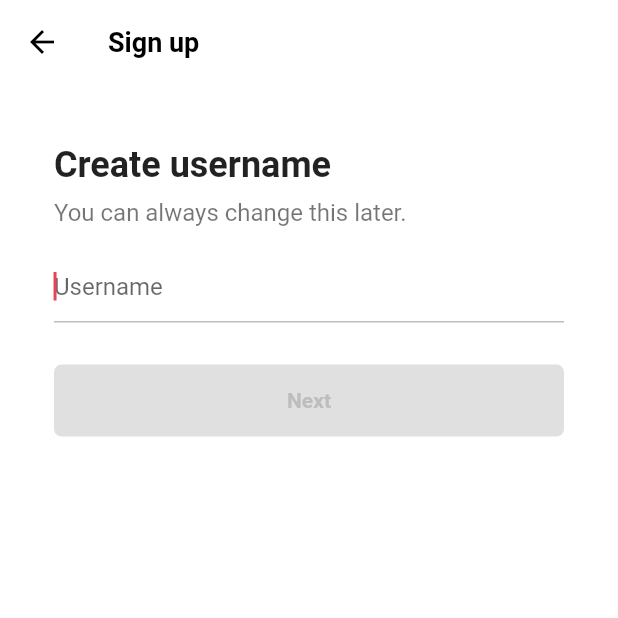
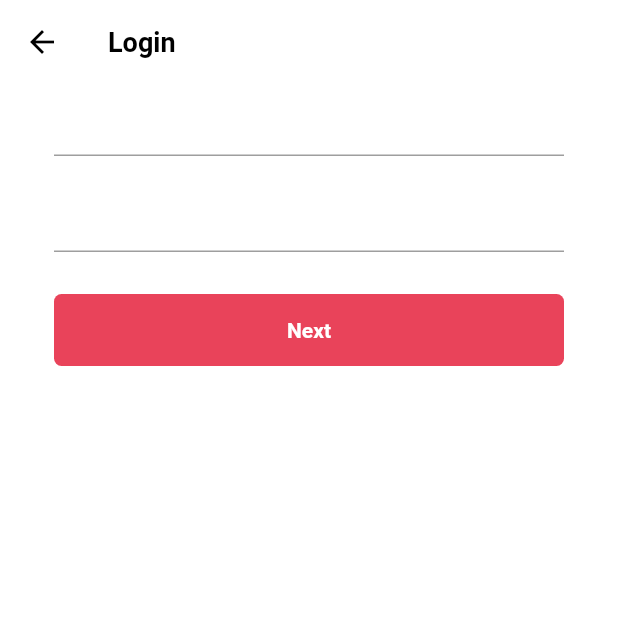
Before and after one commit to shinung-han/nomad_tiktok_clone, a Flutter app: the LoginScreen screen opened directly, after a tap on "Use email & password", on a phone screen of 412 x 824 dp, the top half of it. Run offline on Flutter 3.47's test engine with Material 2 defaults, Android fonts, the phone set to English and light mode, and no system bars; our stand-ins replace font_awesome_flutter.

Commit message:
#4.9 Login Form ing..

```diff
--- a/lib/features/authentication/login_screen.dart
+++ b/lib/features/authentication/login_screen.dart
@@ -3,6 +3,7 @@ import 'package:font_awesome_flutter/font_awesome_flutter.dart';
 import 'package:tiktok_clone/constants/gaps.dart';
 import 'package:tiktok_clone/constants/sizes.dart';
 import 'package:tiktok_clone/features/authentication/widgets/auth_button.dart';
+import 'package:tiktok_clone/features/authentication/widgets/login_form_screen.dart';
 import 'package:tiktok_clone/features/authentication/widgets/username_screen.dart';
 
 class LoginScreen extends StatelessWidget {
@@ -12,10 +13,10 @@ class LoginScreen extends StatelessWidget {
     Navigator.of(context).pop();
   }
 
-  void _onEmailTap(BuildContext context) {
+  void _onEmailLoginTap(BuildContext context) {
     Navigator.of(context).push(
       MaterialPageRoute(
-        builder: (_) => const UsernameScreen(),
+        builder: (_) => const LoginFormScreen(),
       ),
     );
   }
@@ -59,7 +60,7 @@ class LoginScreen extends StatelessWidget {
               AuthButton(
                 icon: const FaIcon(FontAwesomeIcons.user),
                 text: 'Use email & password',
-                onTap: _onEmailTap,
+                onTap: _onEmailLoginTap,
               ),
               Gaps.v16,
               AuthButton(
--- a/lib/features/authentication/widgets/birthday_screen.dart
+++ b/lib/features/authentication/widgets/birthday_screen.dart
@@ -2,8 +2,8 @@ import 'package:flutter/cupertino.dart';
 import 'package:flutter/material.dart';
 import 'package:tiktok_clone/constants/gaps.dart';
 import 'package:tiktok_clone/constants/sizes.dart';
-import 'package:tiktok_clone/features/authentication/widgets/email_screen.dart';
 import 'package:tiktok_clone/features/authentication/widgets/form_button.dart';
+import 'package:tiktok_clone/features/onboarding/interests_screen.dart';
 
 class BirthdayScreen extends StatefulWidget {
   const BirthdayScreen({super.key});
@@ -31,7 +31,7 @@ class _UsernameScreenState extends State<BirthdayScreen> {
   void _onNextTap() {
     Navigator.of(context).push(
       MaterialPageRoute(
-        builder: (_) => const EmailScreen(),
+        builder: (_) => const InterestsScreen(),
       ),
     );
   }
@@ -105,7 +105,10 @@ class _UsernameScreenState extends State<BirthdayScreen> {
           height: 300,
           child: CupertinoDatePicker(
             minimumDate: DateTime(
-                initialDate.year - 12, initialDate.month, initialDate.day),
+              initialDate.year - 12,
+              initialDate.month,
+              initialDate.day,
+            ),
             maximumDate: initialDate,
             initialDateTime: initialDate,
             mode: CupertinoDatePickerMode.date,
--- /dev/null
+++ b/lib/features/authentication/widgets/login_form_screen.dart
@@ -0,0 +1,39 @@
+import 'package:flutter/material.dart';
+import 'package:tiktok_clone/constants/gaps.dart';
+import 'package:tiktok_clone/constants/sizes.dart';
+import 'package:tiktok_clone/features/authentication/widgets/form_button.dart';
+
+class LoginFormScreen extends StatefulWidget {
+  const LoginFormScreen({super.key});
+
+  @override
+  State<LoginFormScreen> createState() => _LoginFormScreenState();
+}
+
+class _LoginFormScreenState extends State<LoginFormScreen> {
+  @override
+  Widget build(BuildContext context) {
+    return Scaffold(
+      appBar: AppBar(
+        title: const Text('Login'),
+      ),
+      body: Padding(
+        padding: const EdgeInsets.symmetric(
+          horizontal: Sizes.size36,
+        ),
+        child: Form(
+            child: Column(
+          children: [
+            TextFormField(),
+            Gaps.v16,
+            TextFormField(),
+            Gaps.v28,
+            const FormButton(
+              disabled: false,
+            ),
+          ],
+        )),
+      ),
+    );
+  }
+}
--- /dev/null
+++ b/lib/features/onboarding/interests_screen.dart
@@ -0,0 +1,10 @@
+import 'package:flutter/material.dart';
+
+class InterestsScreen extends StatelessWidget {
+  const InterestsScreen({super.key});
+
+  @override
+  Widget build(BuildContext context) {
+    return const Scaffold();
+  }
+}
```
